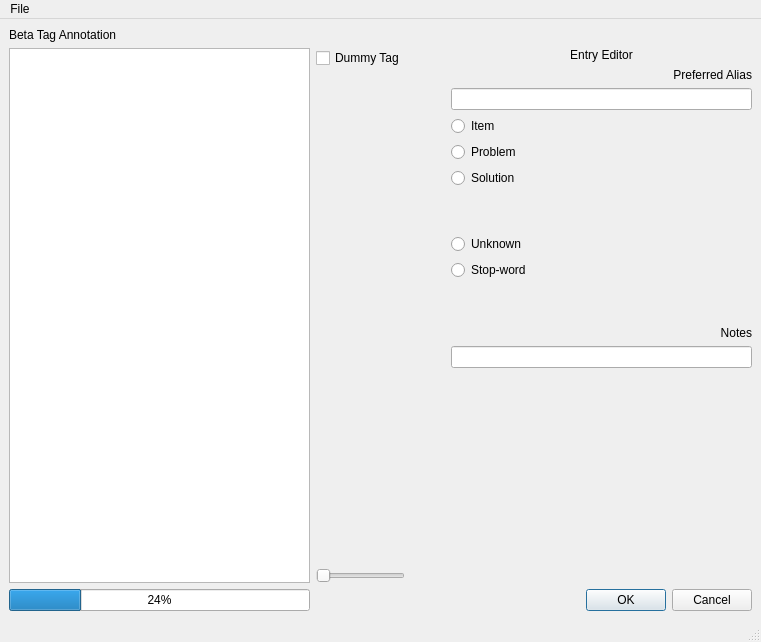
First picture: the form in app/test_skeleton.ui, repository usnistgov/nestor-tmp2, before the edit.
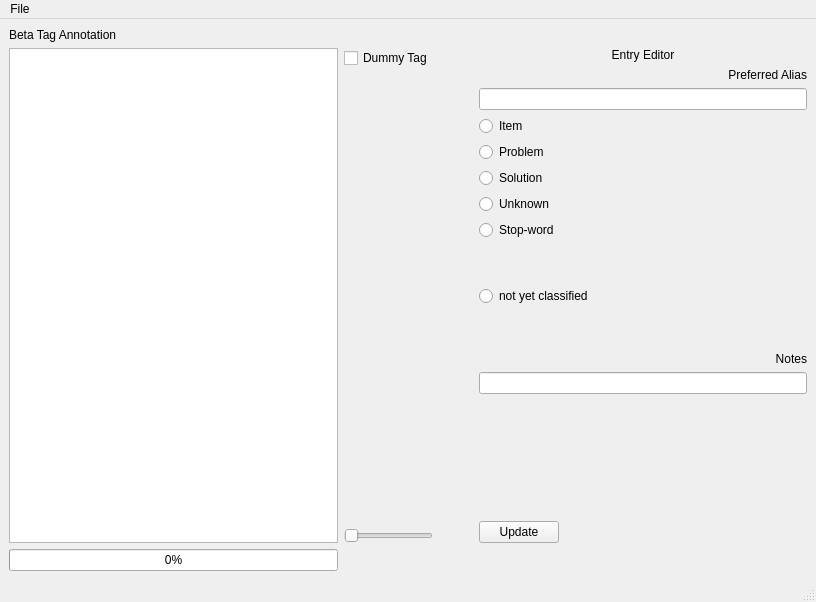
Second picture: the form after the edit.

```diff
--- a/app/test_skeleton.ui
+++ b/app/test_skeleton.ui
@@ -6,12 +6,15 @@
    <rect>
     <x>0</x>
     <y>0</y>
-    <width>761</width>
-    <height>642</height>
+    <width>816</width>
+    <height>602</height>
    </rect>
   </property>
   <property name="windowTitle">
-   <string>MainWindow</string>
+   <string>Tag Annotator v0.0.1</string>
+  </property>
+  <property name="layoutDirection">
+   <enum>Qt::LeftToRight</enum>
   </property>
   <widget class="QWidget" name="centralwidget">
    <layout class="QGridLayout" name="gridLayout">
@@ -55,13 +58,6 @@
       </item>
      </layout>
     </item>
-    <item row="3" column="5">
-     <widget class="QDialogButtonBox" name="buttonBox">
-      <property name="standardButtons">
-       <set>QDialogButtonBox::Cancel|QDialogButtonBox::Ok</set>
-      </property>
-     </widget>
-    </item>
     <item row="1" column="2">
      <widget class="QTableWidget" name="vocabTableWidget">
       <property name="sizePolicy">
@@ -127,6 +123,9 @@
           <verstretch>0</verstretch>
          </sizepolicy>
         </property>
+        <property name="clearButtonEnabled">
+         <bool>false</bool>
+        </property>
        </widget>
       </item>
       <item>
@@ -168,22 +167,6 @@
         </property>
        </widget>
       </item>
-      <item>
-       <spacer name="verticalSpacer_3">
-        <property name="orientation">
-         <enum>Qt::Vertical</enum>
-        </property>
-        <property name="sizeType">
-         <enum>QSizePolicy::Minimum</enum>
-        </property>
-        <property name="sizeHint" stdset="0">
-         <size>
-          <width>20</width>
-          <height>40</height>
-         </size>
-        </property>
-       </spacer>
-      </item>
       <item>
        <widget class="QRadioButton" name="unknButton">
         <property name="sizePolicy">
@@ -208,6 +191,41 @@
         <property name="text">
          <string>Stop-word</string>
         </property>
+        <property name="shortcut">
+         <string>Alt+X</string>
+        </property>
+        <attribute name="buttonGroup">
+         <string notr="true">clfButtonGroup</string>
+        </attribute>
+       </widget>
+      </item>
+      <item>
+       <spacer name="verticalSpacer_3">
+        <property name="orientation">
+         <enum>Qt::Vertical</enum>
+        </property>
+        <property name="sizeType">
+         <enum>QSizePolicy::Minimum</enum>
+        </property>
+        <property name="sizeHint" stdset="0">
+         <size>
+          <width>20</width>
+          <height>40</height>
+         </size>
+        </property>
+       </spacer>
+      </item>
+      <item>
+       <widget class="QRadioButton" name="unsetButton">
+        <property name="text">
+         <string>not yet classified</string>
+        </property>
+        <property name="shortcut">
+         <string>Alt+Shift+X</string>
+        </property>
+        <attribute name="buttonGroup">
+         <string notr="true">clfButtonGroup</string>
+        </attribute>
        </widget>
       </item>
       <item>
@@ -258,12 +276,31 @@
         </property>
        </spacer>
       </item>
+      <item>
+       <widget class="QPushButton" name="updateButton">
+        <property name="sizePolicy">
+         <sizepolicy hsizetype="Fixed" vsizetype="Fixed">
+          <horstretch>0</horstretch>
+          <verstretch>0</verstretch>
+         </sizepolicy>
+        </property>
+        <property name="layoutDirection">
+         <enum>Qt::LeftToRight</enum>
+        </property>
+        <property name="text">
+         <string>Update</string>
+        </property>
+        <property name="shortcut">
+         <string>Return</string>
+        </property>
+       </widget>
+      </item>
      </layout>
     </item>
     <item row="3" column="2">
      <widget class="QProgressBar" name="progressBar">
       <property name="value">
-       <number>24</number>
+       <number>0</number>
       </property>
      </widget>
     </item>
@@ -290,7 +327,7 @@
     <rect>
      <x>0</x>
      <y>0</y>
-     <width>761</width>
+     <width>816</width>
      <height>25</height>
     </rect>
    </property>
```
Left out of the diff: 42 changed lines with no effect on the pictures.
